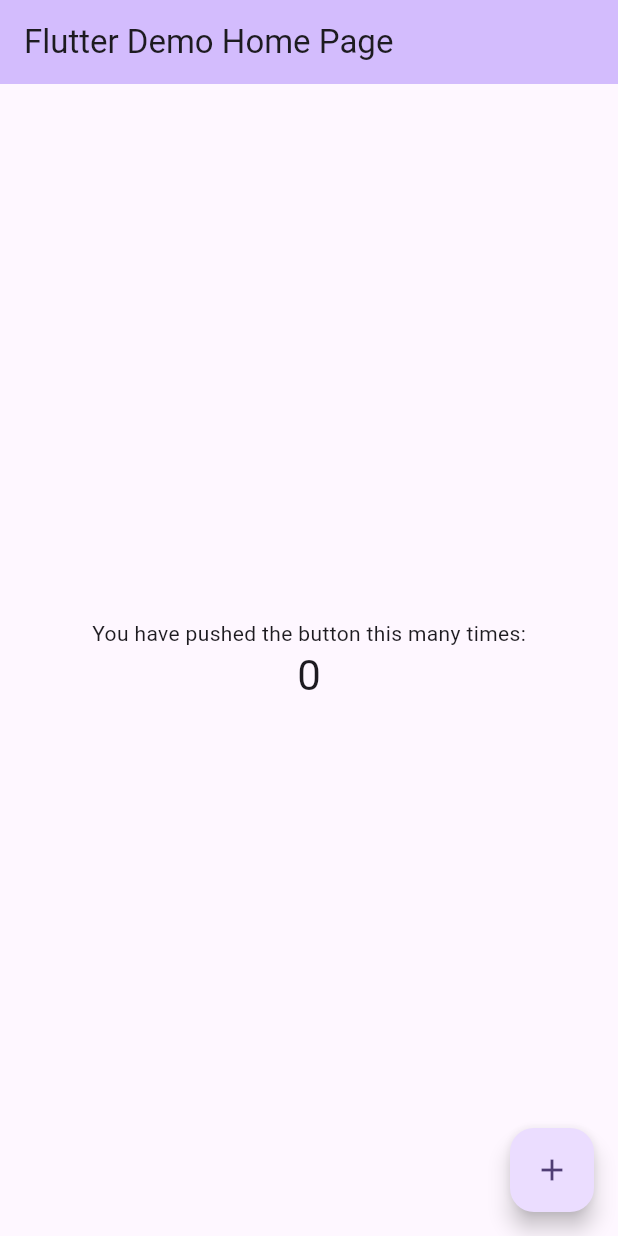
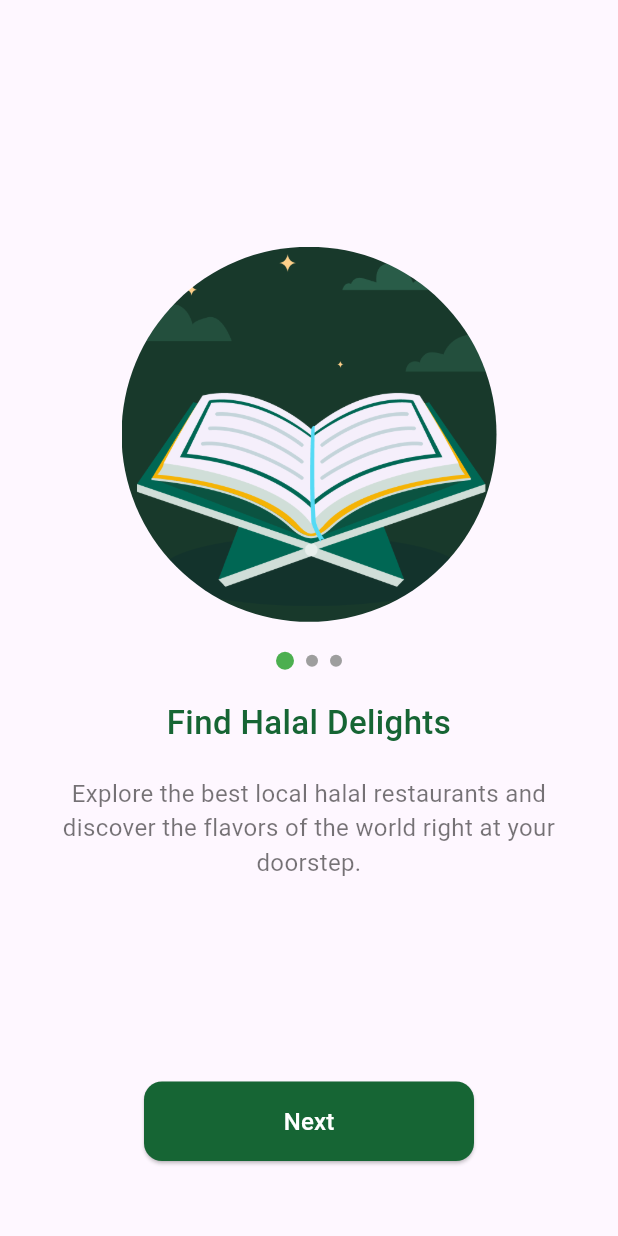
Before and after one commit to zulfiqaralihunzai05/islamic_app, a Flutter app: the screen it shows after launch, on a phone screen of 412 x 824 dp. Run offline on Flutter 3.47's test engine with Material 3 defaults, Android fonts, the light colour scheme and no system bars.

Commit message:
Splash_and on bording screen done

```diff
--- a/lib/main.dart
+++ b/lib/main.dart
@@ -1,4 +1,5 @@
 import 'package:flutter/material.dart';
+import 'package:islamic_app/presentation/screen/onboadring/view/splash_screen.dart';
 
 void main() {
   //jgcdshf
@@ -12,6 +13,7 @@ class MyApp extends StatelessWidget {
   @override
   Widget build(BuildContext context) {
     return MaterialApp(
+      debugShowCheckedModeBanner: false,
       title: 'Flutter Demo',
       theme: ThemeData(
         // This is the theme of your application.
@@ -32,95 +34,7 @@ class MyApp extends StatelessWidget {
         colorScheme: ColorScheme.fromSeed(seedColor: Colors.deepPurple),
         useMaterial3: true,
       ),
-      home: const MyHomePage(title: 'Flutter Demo Home Page'),
+      home: SplashScreen(),
     );
   }
 }
-
-class MyHomePage extends StatefulWidget {
-  const MyHomePage({super.key, required this.title});
-
-  // This widget is the home page of your application. It is stateful, meaning
-  // that it has a State object (defined below) that contains fields that affect
-  // how it looks.
-
-  // This class is the configuration for the state. It holds the values (in this
-  // case the title) provided by the parent (in this case the App widget) and
-  // used by the build method of the State. Fields in a Widget subclass are
-  // always marked "final".
-
-  final String title;
-
-  @override
-  State<MyHomePage> createState() => _MyHomePageState();
-}
-
-class _MyHomePageState extends State<MyHomePage> {
-  int _counter = 0;
-
-  void _incrementCounter() {
-    setState(() {
-      // This call to setState tells the Flutter framework that something has
-      // changed in this State, which causes it to rerun the build method below
-      // so that the display can reflect the updated values. If we changed
-      // _counter without calling setState(), then the build method would not be
-      // called again, and so nothing would appear to happen.
-      _counter++;
-    });
-  }
-
-  @override
-  Widget build(BuildContext context) {
-    // This method is rerun every time setState is called, for instance as done
-    // by the _incrementCounter method above.
-    //
-    // The Flutter framework has been optimized to make rerunning build methods
-    // fast, so that you can just rebuild anything that needs updating rather
-    // than having to individually change instances of widgets.
-    return Scaffold(
-      appBar: AppBar(
-        // TRY THIS: Try changing the color here to a specific color (to
-        // Colors.amber, perhaps?) and trigger a hot reload to see the AppBar
-        // change color while the other colors stay the same.
-        backgroundColor: Theme.of(context).colorScheme.inversePrimary,
-        // Here we take the value from the MyHomePage object that was created by
-        // the App.build method, and use it to set our appbar title.
-        title: Text(widget.title),
-      ),
-      body: Center(
-        // Center is a layout widget. It takes a single child and positions it
-        // in the middle of the parent.
-        child: Column(
-          // Column is also a layout widget. It takes a list of children and
-          // arranges them vertically. By default, it sizes itself to fit its
-          // children horizontally, and tries to be as tall as its parent.
-          //
-          // Column has various properties to control how it sizes itself and
-          // how it positions its children. Here we use mainAxisAlignment to
-          // center the children vertically; the main axis here is the vertical
-          // axis because Columns are vertical (the cross axis would be
-          // horizontal).
-          //
-          // TRY THIS: Invoke "debug painting" (choose the "Toggle Debug Paint"
-          // action in the IDE, or press "p" in the console), to see the
-          // wireframe for each widget.
-          mainAxisAlignment: MainAxisAlignment.center,
-          children: <Widget>[
-            const Text(
-              'You have pushed the button this many times:',
-            ),
-            Text(
-              '$_counter',
-              style: Theme.of(context).textTheme.headlineMedium,
-            ),
-          ],
-        ),
-      ),
-      floatingActionButton: FloatingActionButton(
-        onPressed: _incrementCounter,
-        tooltip: 'Increment',
-        child: const Icon(Icons.add),
-      ), // This trailing comma makes auto-formatting nicer for build methods.
-    );
-  }
-}
--- /dev/null
+++ b/lib/presentation/screen/onboadring/view/onboarding_screen.dart
@@ -0,0 +1,133 @@
+import 'package:flutter/material.dart';
+
+import '../../../../dashboard/home-screen.dart';
+
+
+class OnboardingScreen extends StatefulWidget {
+  const OnboardingScreen({super.key});
+
+  @override
+  _OnboardingScreenState createState() => _OnboardingScreenState();
+}
+
+class _OnboardingScreenState extends State<OnboardingScreen> {
+  final PageController _pageController = PageController();
+  int _currentPage = 0;
+
+  @override
+  Widget build(BuildContext context) {
+    return Scaffold(
+      body: Column(
+        mainAxisAlignment: MainAxisAlignment.center,
+        children: [
+          SizedBox(height: 40),
+          Expanded(
+            child: PageView(
+              controller: _pageController,
+              onPageChanged: (index) {
+                setState(() {
+                  _currentPage = index;
+                });
+              },
+              children: [
+                _buildPage(
+                  "assets/splash_screen/islamic-pic1.png",
+                  "Find Halal Delights",
+                  "Explore the best local halal restaurants and discover the flavors of the world right at your doorstep.",
+                ),
+                _buildPage(
+                  "assets/splash_screen/islamic-pic2.png",
+                  "Easy Ordering",
+                  "Order your favorite halal meals from nearby restaurants quickly and easily.",
+                ),
+                _buildPage(
+                  "assets/splash_screen/islamic-pic3.png",
+                  "Enjoy Your Meal",
+                  "Get fresh and delicious halal food delivered right to your home.",
+                ),
+              ],
+            ),
+          ),
+           SizedBox(height: 10),
+          // Next Button
+          SizedBox(
+            width: 220,
+            height: 53,
+            child: ElevatedButton(
+              style: ElevatedButton.styleFrom(
+                backgroundColor:  Color(0xFF166534),
+                padding:  EdgeInsets.symmetric(horizontal: 40, vertical: 12),
+                shape: RoundedRectangleBorder(
+                  borderRadius: BorderRadius.circular(12),
+                ),
+              ),
+              onPressed: () {
+                if (_currentPage < 2) {
+                  _pageController.nextPage(
+                    duration: const Duration(milliseconds: 300),
+                    curve: Curves.easeInOut,
+                  );
+                } else {
+
+                  Navigator.push(context, MaterialPageRoute(builder: (_) => HomeScreen()));
+                }
+              },
+              child: Text("Next", style: TextStyle(fontSize: 16, color: Colors.white)),
+            ),
+          ),
+         SizedBox(height: 50),
+        ],
+      ),
+    );
+  }
+
+  Widget _buildPage(String image, String title, String description) {
+    return Column(
+      mainAxisAlignment: MainAxisAlignment.center,
+      children: [
+        ClipOval(
+          child: Image.asset(
+            image,
+            width: 250,
+            height: 250,
+            fit: BoxFit.cover,
+          ),
+        ),
+        SizedBox(height: 20),
+        Row(
+          mainAxisAlignment: MainAxisAlignment.center,
+          children: List.generate(3, (index) {
+            return Container(
+              margin: EdgeInsets.symmetric(horizontal: 4),
+              width: _currentPage == index ? 12 : 8,
+              height: _currentPage == index ? 12 : 8,
+              decoration: BoxDecoration(
+                shape: BoxShape.circle,
+                color: _currentPage == index ? Colors.green : Colors.grey,
+              ),
+            );
+          }),
+        ),
+        SizedBox(height: 20),
+        Text(
+          title,
+          style:  TextStyle(
+            fontSize: 22,
+            fontWeight: FontWeight.w500,
+            color: Color(0xFF166534), // Dark green
+          ),
+          textAlign: TextAlign.center,
+        ),
+         SizedBox(height: 20),
+        Padding(
+          padding: const EdgeInsets.symmetric(horizontal: 30),
+          child: Text(
+            description,
+            style: TextStyle(fontSize: 16, color: Colors.black54),
+            textAlign: TextAlign.center,
+          ),
+        ),
+      ],
+    );
+  }
+}
```
Also changed, not shown: lib/dashboard/home-screen.dart (added, +11 -0 lines), lib/presentation/screen/onboadring/view/splash_screen.dart (+82 -0 lines), pubspec.yaml (+5 -3 lines), assets/splash_screen/islamic-pic1.png (added), pubspec.lock, 126 other files.
